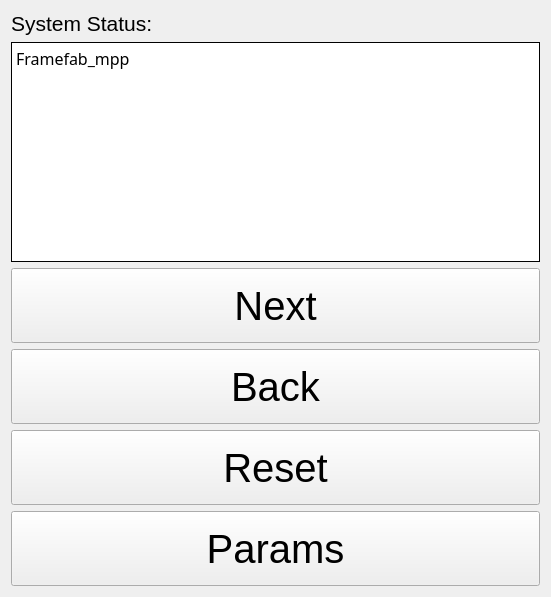
Old version of the form framefab_gui/src/uis/framefab_widget.ui in the repository yijiangh/choreo.
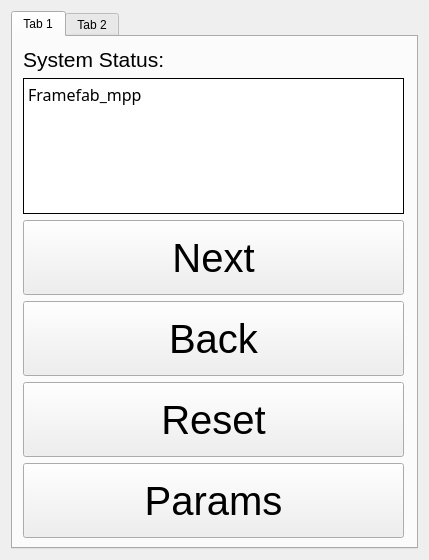
New version of the form.

Diff of the .ui file:
```diff
--- a/framefab_gui/src/uis/framefab_widget.ui
+++ b/framefab_gui/src/uis/framefab_widget.ui
@@ -6,8 +6,8 @@
    <rect>
     <x>0</x>
     <y>0</y>
-    <width>551</width>
-    <height>597</height>
+    <width>429</width>
+    <height>560</height>
    </rect>
   </property>
   <property name="windowTitle">
@@ -15,7 +15,39 @@
   </property>
   <layout class="QGridLayout" name="gridLayout">
    <item row="0" column="0">
+    <widget class="QTabWidget" name="tabWidget">
+     <property name="sizePolicy">
+      <sizepolicy hsizetype="Preferred" vsizetype="Preferred">
+       <horstretch>0</horstretch>
+       <verstretch>0</verstretch>
+      </sizepolicy>
+     </property>
+     <property name="currentIndex">
+      <number>0</number>
+     </property>
+     <widget class="QWidget" name="tab_1">
+      <property name="sizePolicy">
+       <sizepolicy hsizetype="Minimum" vsizetype="Minimum">
+        <horstretch>0</horstretch>
+        <verstretch>0</verstretch>
+       </sizepolicy>
+      </property>
+      <attribute name="title">
+       <string>Tab 1</string>
+      </attribute>
+      <widget class="QWidget" name="">
+       <property name="geometry">
+        <rect>
+         <x>10</x>
+         <y>10</y>
+         <width>381</width>
+         <height>491</height>
+        </rect>
+       </property>
     <layout class="QVBoxLayout" name="verticalLayout">
+        <property name="sizeConstraint">
+         <enum>QLayout::SetNoConstraint</enum>
+        </property>
      <item>
       <widget class="QLabel" name="label_status">
        <property name="font">
@@ -149,6 +181,14 @@
       </widget>
      </item>
     </layout>
+      </widget>
+     </widget>
+     <widget class="QWidget" name="tab_6">
+      <attribute name="title">
+       <string>Tab 2</string>
+      </attribute>
+     </widget>
+    </widget>
    </item>
   </layout>
  </widget>
```
Lines whose indentation alone changed are shown as unchanged.
